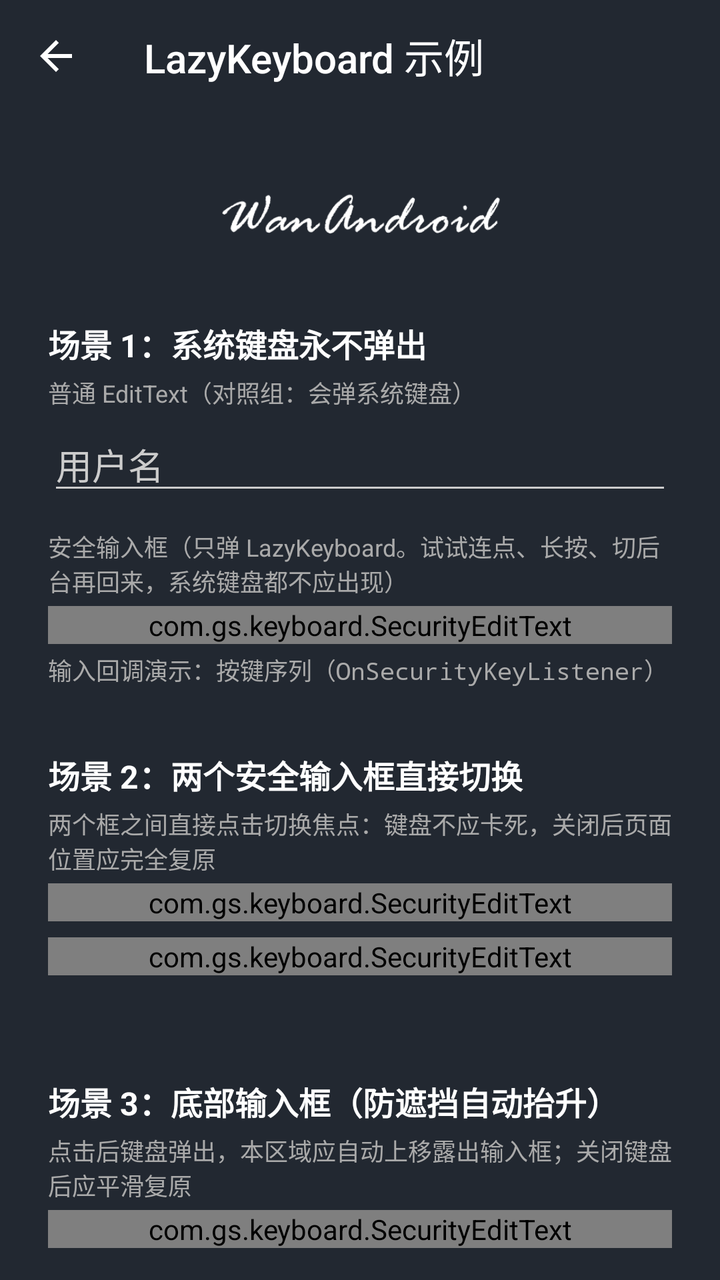
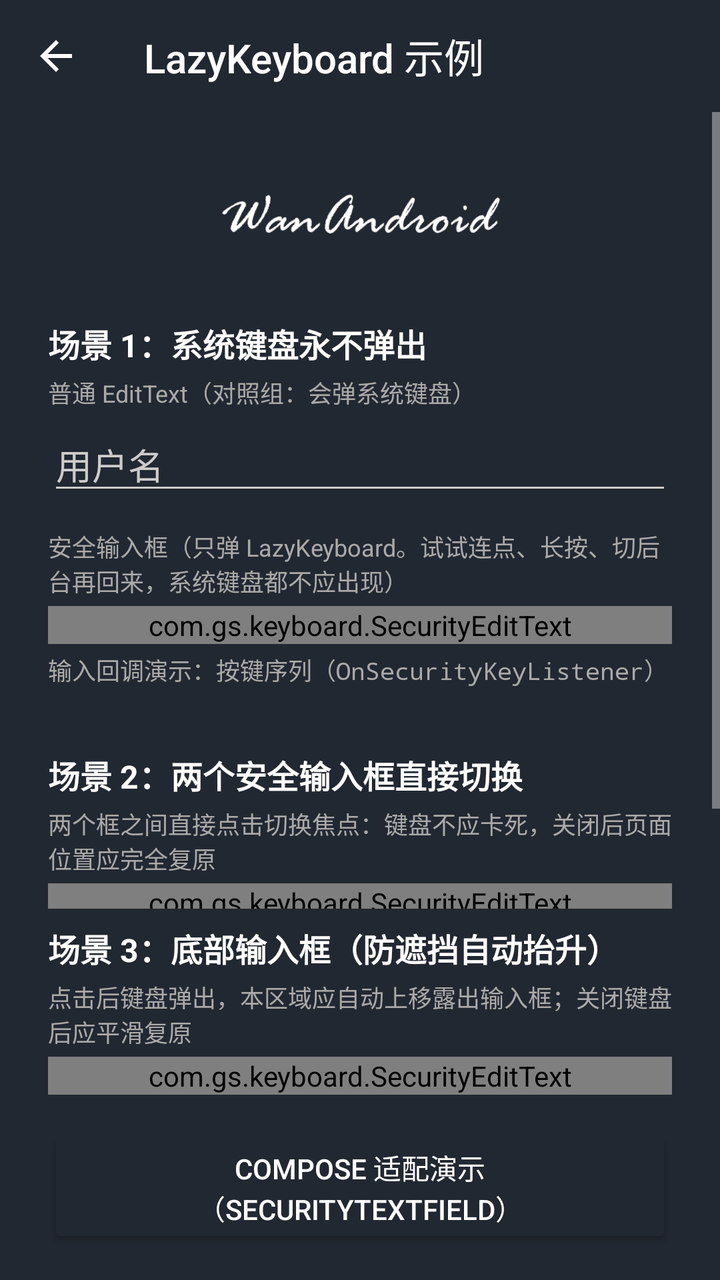

Before-and-after screenshots of an Android layout around one commit, followed by the original layout XML and the change that was made.
<!-- AndroidManifest.xml: activity theme AppTheme.Dark -->
<!-- res/layout/activity_lazy.xml -->
<?xml version="1.0" encoding="utf-8"?>
<LinearLayout xmlns:android="http://schemas.android.com/apk/res/android"
    xmlns:app="http://schemas.android.com/apk/res-auto"
    android:layout_width="match_parent"
    android:layout_height="match_parent"
    android:fitsSystemWindows="true"
    android:orientation="vertical">

    <androidx.appcompat.widget.Toolbar
        android:id="@+id/toolbar"
        android:layout_width="match_parent"
        android:layout_height="wrap_content"
        app:navigationIcon="@drawable/ic_back"
        app:title="LazyKeyboard 示例"
        app:titleTextColor="@color/white" />

    <ScrollView
        android:layout_width="match_parent"
        android:layout_height="0dp"
        android:layout_weight="1"
        android:fillViewport="true">

        <LinearLayout
            android:layout_width="match_parent"
            android:layout_height="wrap_content"
            android:orientation="vertical"
            android:paddingLeft="24dp"
            android:paddingRight="24dp"
            android:paddingTop="16dp">

            <ImageView
                android:layout_width="wrap_content"
                android:layout_height="72dp"
                android:layout_gravity="center_horizontal"
                android:layout_marginBottom="16dp"
                android:contentDescription="logo"
                android:src="@drawable/logo" />

            
            <TextView
                android:layout_width="match_parent"
                android:layout_height="wrap_content"
                android:text="场景 1：系统键盘永不弹出"
                android:textColor="@color/white"
                android:textSize="16sp"
                android:textStyle="bold" />

            <TextView
                android:layout_width="match_parent"
                android:layout_height="wrap_content"
                android:layout_marginTop="4dp"
                android:text="普通 EditText（对照组：会弹系统键盘）"
                android:textColor="#AAAAAA"
                android:textSize="12sp" />

            <EditText
                android:id="@+id/login_input_username"
                android:layout_width="match_parent"
                android:layout_height="wrap_content"
                android:layout_marginTop="4dp"
                android:hint="用户名"
                android:inputType="textEmailAddress" />

            <TextView
                android:layout_width="match_parent"
                android:layout_height="wrap_content"
                android:layout_marginTop="12dp"
                android:text="安全输入框（只弹 LazyKeyboard。试试连点、长按、切后台再回来，系统键盘都不应出现）"
                android:textColor="#AAAAAA"
                android:textSize="12sp" />

            <com.gs.keyboard.SecurityEditText
                android:id="@+id/login_input_password"
                android:layout_width="match_parent"
                android:layout_height="wrap_content"
                android:layout_marginTop="4dp"
                android:hint="密码"
                android:inputType="textPassword"
                app:chooserSelectedColor="#000000"
                app:chooserUnselectedColor="#999999"
                app:keyPreview="true"
                app:keyboardBackground="@drawable/keyboard_bg" />

            <TextView
                android:id="@+id/tv_key_trace"
                android:layout_width="match_parent"
                android:layout_height="wrap_content"
                android:layout_marginTop="4dp"
                android:fontFamily="monospace"
                android:text="输入回调演示：按键序列（OnSecurityKeyListener）"
                android:textColor="#AAAAAA"
                android:textSize="12sp" />

            
            <TextView
                android:layout_width="match_parent"
                android:layout_height="wrap_content"
                android:layout_marginTop="32dp"
                android:text="场景 2：两个安全输入框直接切换"
                android:textColor="@color/white"
                android:textSize="16sp"
                android:textStyle="bold" />

            <TextView
                android:layout_width="match_parent"
                android:layout_height="wrap_content"
                android:layout_marginTop="4dp"
                android:text="两个框之间直接点击切换焦点：键盘不应卡死，关闭后页面位置应完全复原"
                android:textColor="#AAAAAA"
                android:textSize="12sp" />

            <com.gs.keyboard.SecurityEditText
                android:id="@+id/login_input_password_a"
                android:layout_width="match_parent"
                android:layout_height="wrap_content"
                android:layout_marginTop="4dp"
                android:hint="密码 A"
                android:inputType="textPassword"
                app:chooserSelectedColor="#000000"
                app:chooserUnselectedColor="#999999"
                app:keyPreview="true" />

            <com.gs.keyboard.SecurityEditText
                android:id="@+id/login_input_password_b"
                android:layout_width="match_parent"
                android:layout_height="wrap_content"
                android:layout_marginTop="8dp"
                android:layout_marginBottom="24dp"
                android:hint="密码 B"
                android:inputType="textPassword"
                app:chooserSelectedColor="#000000"
                app:chooserUnselectedColor="#999999"
                app:keyPreview="true" />

        </LinearLayout>
    </ScrollView>

    
    <LinearLayout
        android:layout_width="match_parent"
        android:layout_height="wrap_content"
        android:orientation="vertical"
        android:paddingLeft="24dp"
        android:paddingRight="24dp"
        android:paddingTop="8dp"
        android:paddingBottom="16dp">

        <TextView
            android:layout_width="match_parent"
            android:layout_height="wrap_content"
            android:text="场景 3：底部输入框（防遮挡自动抬升）"
            android:textColor="@color/white"
            android:textSize="16sp"
            android:textStyle="bold" />

        <TextView
            android:layout_width="match_parent"
            android:layout_height="wrap_content"
            android:layout_marginTop="4dp"
            android:text="点击后键盘弹出，本区域应自动上移露出输入框；关闭键盘后应平滑复原"
            android:textColor="#AAAAAA"
            android:textSize="12sp" />

        <com.gs.keyboard.SecurityEditText
            android:id="@+id/login_input_password_bottom"
            android:layout_width="match_parent"
            android:layout_height="wrap_content"
            android:layout_marginTop="4dp"
            android:hint="底部密码"
            android:inputType="textPassword"
            app:chooserSelectedColor="#000000"
            app:chooserUnselectedColor="#999999"
            app:keyPreview="true" />
    </LinearLayout>
</LinearLayout>
<!-- resources referenced by this layout -->
<resources>
  <color name="white">#FFFFFF</color>
  <!-- drawable ic_back (drawable) -->
  <vector xmlns:android="http://schemas.android.com/apk/res/android"
      android:width="24dp"
      android:height="24dp"
      android:viewportWidth="24.0"
      android:viewportHeight="24.0">
      <path
          android:fillColor="#FFFFFFFF"
          android:pathData="M20,11H7.83l5.59,-5.59L12,4l-8,8 8,8 1.41,-1.41L7.83,13H20v-2z" />
  </vector>
  <!-- drawable keyboard_bg: jpg bitmap (drawable-xxhdpi, 132368 bytes) -->
  <!-- drawable logo: png bitmap (drawable, 5862 bytes) -->
  <style name="AppTheme.Dark" parent="Theme.AppCompat.NoActionBar">
          <item name="colorPrimary">@color/colorPrimary</item>
          <item name="colorPrimaryDark">@color/colorPrimaryDark</item>
          <item name="colorAccent">@color/colorAccent</item>
  
          <item name="android:windowBackground">@color/colorPrimary</item>
  
          <item name="colorControlNormal">@color/iron</item>
          <item name="colorControlActivated">@color/white</item>
          <item name="colorControlHighlight">@color/white</item>
          <item name="android:textColorHint">@color/iron</item>
  
          <item name="colorButtonNormal">@color/colorPrimaryDark</item>
      </style>
  <color name="colorPrimary">#222831</color>
  <color name="colorPrimaryDark">#222831</color>
  <color name="colorAccent">#222831</color>
  <color name="iron">#CCCCCC</color>
</resources>

<!-- the commit's change to res/layout/activity_lazy.xml (unified diff, before → after) -->
@@ -171,5 +171,12 @@
             app:chooserSelectedColor="#000000"
             app:chooserUnselectedColor="#999999"
             app:keyPreview="true" />
+
+        <Button
+            android:id="@+id/btn_compose_demo"
+            android:layout_width="match_parent"
+            android:layout_height="wrap_content"
+            android:layout_marginTop="16dp"
+            android:text="Compose 适配演示（SecurityTextField）" />
     </LinearLayout>
 </LinearLayout>
